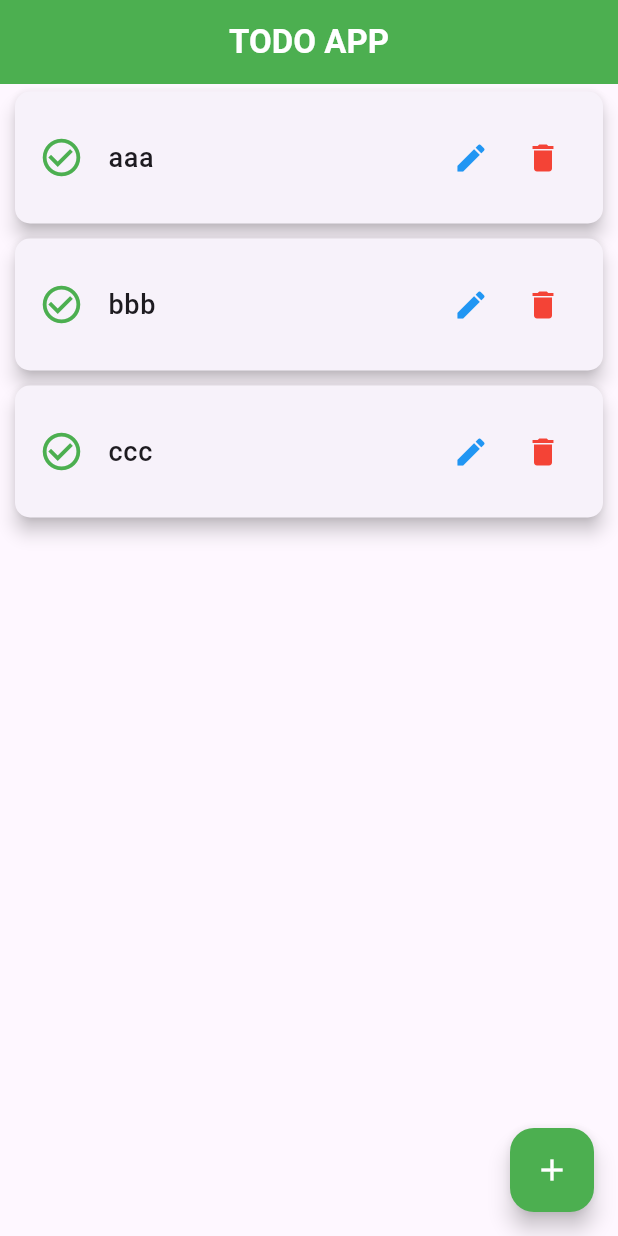
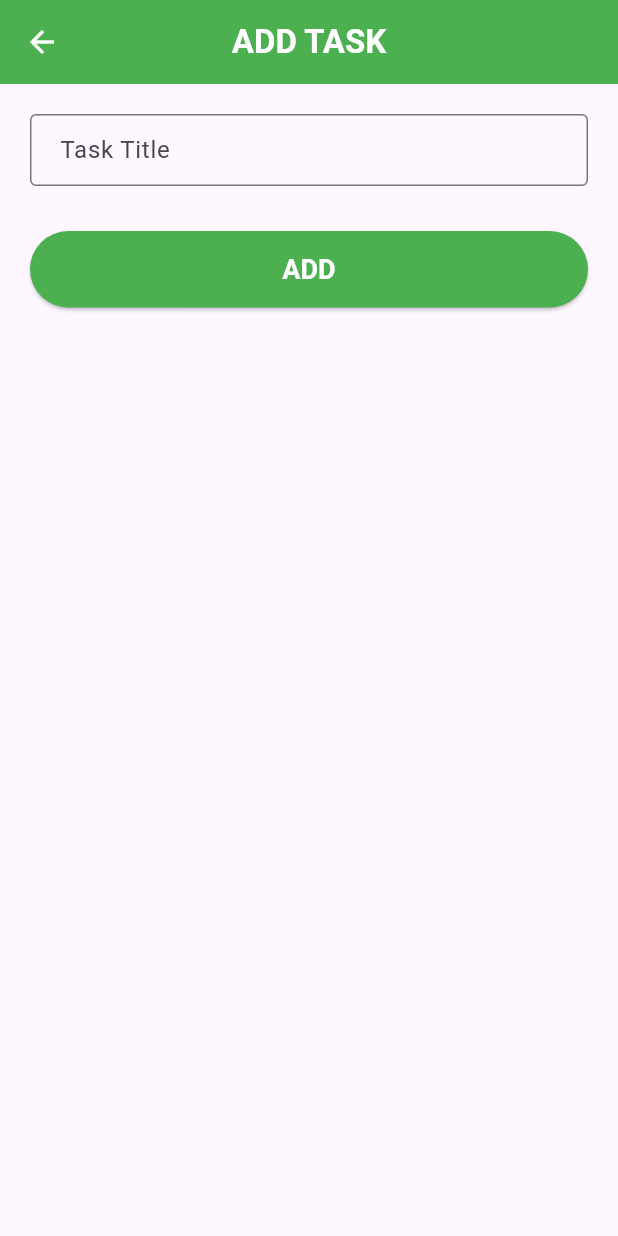
Before and after one commit to peerapattop/todo_mobile, a Flutter app: the screen it shows after launch, after a tap on the "add" icon, on a phone screen of 412 x 824 dp. Run offline on Flutter 3.47's test engine with Material 3 defaults, Android fonts, the phone set to English and light mode, and no system bars.

Commit message:
create add task page

```diff
--- a/lib/screens/add_screen.dart
+++ b/lib/screens/add_screen.dart
@@ -0,0 +1,71 @@
+import 'package:flutter/material.dart';
+import 'package:provider/provider.dart';
+import 'package:todo_mobile/providers/todo_provider.dart';
+
+class AddScreen extends StatelessWidget {
+  final TextEditingController titleController = TextEditingController();
+  AddScreen({super.key});
+
+  @override
+  Widget build(BuildContext context) {
+    return Scaffold(
+      appBar: AppBar(
+        title: const Text(
+          "ADD TASK",
+          style: TextStyle(
+            color: Colors.white,
+            fontWeight: FontWeight.bold,
+          ),
+        ),
+        centerTitle: true,
+        backgroundColor: Colors.green,
+        iconTheme: const IconThemeData(
+          color: Colors.white,
+        ),
+      ),
+      body: Column(
+        crossAxisAlignment: CrossAxisAlignment.stretch,
+        children: [
+          Padding(
+            padding: const EdgeInsets.only(top: 20, left: 20, right: 20),
+            child: TextField(
+              controller: titleController,
+              decoration: const InputDecoration(
+                labelText: 'Task Title',
+                border: OutlineInputBorder(),
+                contentPadding:
+                    EdgeInsets.symmetric(horizontal: 16, vertical: 12),
+              ),
+              style: const TextStyle(fontSize: 16),
+            ),
+          ),
+          const SizedBox(height: 20),
+          Padding(
+            padding: const EdgeInsets.only(top: 10, left: 20, right: 20),
+            child: ElevatedButton(
+              onPressed: () {
+                final title = titleController.text;
+                if (title.isNotEmpty) {
+                  context.read<TodoProvider>().addTodo(title);
+                  Navigator.pop(context);
+                }
+              },
+              style: ElevatedButton.styleFrom(
+                backgroundColor: Colors.green,
+                padding: const EdgeInsets.symmetric(vertical: 15),
+                textStyle: const TextStyle(
+                  fontSize: 18,
+                  fontWeight: FontWeight.bold,
+                ),
+              ),
+              child: const Text(
+                "ADD",
+                style: TextStyle(color: Colors.white),
+              ),
+            ),
+          ),
+        ],
+      ),
+    );
+  }
+}
--- a/lib/screens/todo_screen.dart
+++ b/lib/screens/todo_screen.dart
@@ -1,6 +1,7 @@
 import 'package:flutter/material.dart';
 import 'package:provider/provider.dart';
 import 'package:todo_mobile/providers/todo_provider.dart';
+import 'package:todo_mobile/screens/add_screen.dart';
 
 class TodoScreen extends StatelessWidget {
   const TodoScreen({super.key});
@@ -72,7 +73,12 @@ class TodoScreen extends StatelessWidget {
           color: Colors.white,
         ),
         onPressed: () {
-          // ฟังก์ชันสำหรับเพิ่ม task
+          Navigator.push(
+            context,
+            MaterialPageRoute(
+              builder: (_) => AddScreen(),
+            ),
+          );
         },
       ),
     );
```
